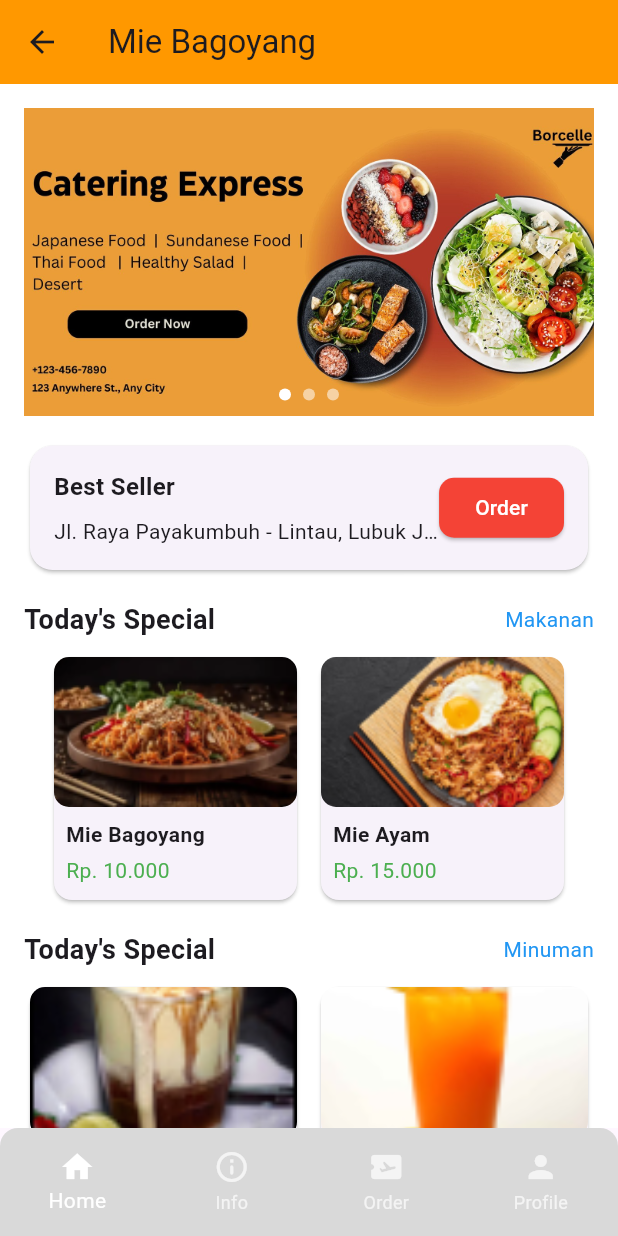
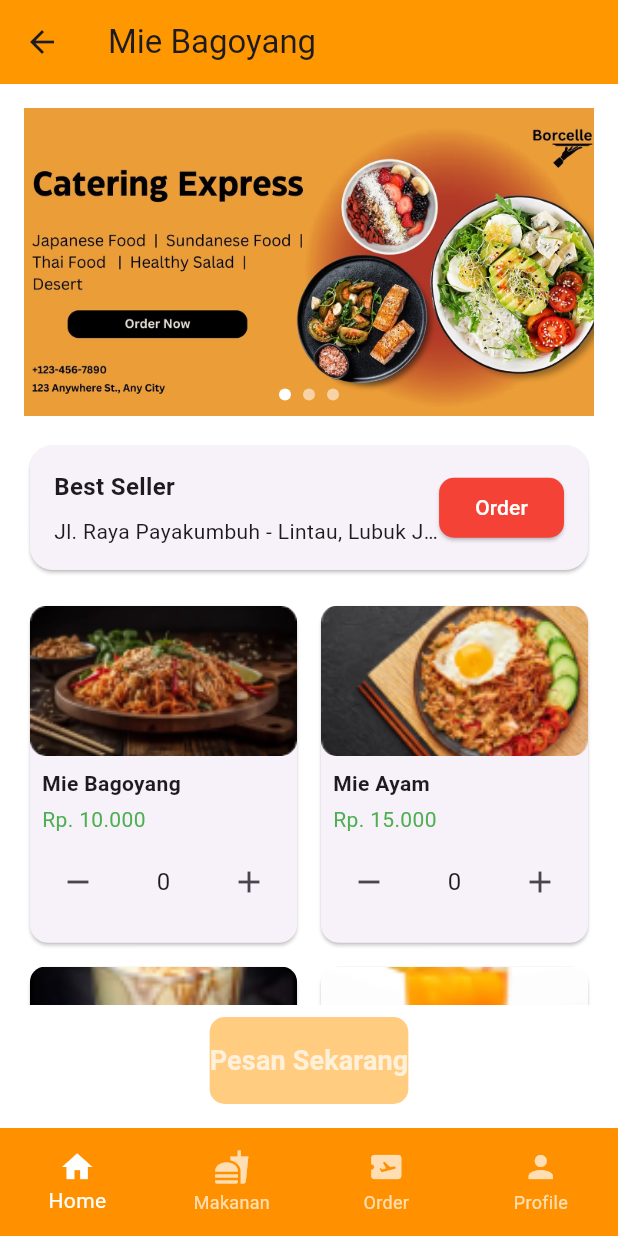
Before and after one commit to Andraelja/mie_bagoyang, a Flutter app: the MainNavigationView screen opened by its route, on a phone screen of 412 x 824 dp. Run offline on Flutter 3.47's test engine with Material 3 defaults, Android fonts, the phone set to English and light mode, and no system bars; our stand-ins replace get.

Commit message:
tampilan done

```diff
--- a/lib/app/modules/home/controllers/home_controller.dart
+++ b/lib/app/modules/home/controllers/home_controller.dart
@@ -2,10 +2,16 @@ import 'package:flutter/material.dart';
 import 'package:get/get.dart';
 
 class HomeController extends GetxController {
+  // PageView controller
   final PageController pageController = PageController();
   final RxInt currentPage = 0.obs;
+  final int totalPages = 3; // Jumlah total halaman banner yang dinamis
 
-  final int totalPages = 3; // Jumlah total halaman yang dinamis
+  // Daftar jumlah barang untuk setiap item menu
+  final RxList<int> itemCounts = List<int>.generate(4, (index) => 0).obs;
+
+  // Hitung total barang yang dipilih
+  int get totalItems => itemCounts.reduce((a, b) => a + b);
 
   @override
   void onInit() {
@@ -13,7 +19,7 @@ class HomeController extends GetxController {
     _startAutoSlide();
   }
 
-
+  // Fungsi auto-slide untuk banner
   void _startAutoSlide() {
     Future.delayed(const Duration(seconds: 3), _autoSlide);
   }
@@ -45,4 +51,16 @@ class HomeController extends GetxController {
     pageController.dispose(); // Membersihkan resource
     super.onClose();
   }
+
+  // Fungsi untuk menambah jumlah item
+  void incrementItem(int index) {
+    itemCounts[index]++;
+  }
+
+  // Fungsi untuk mengurangi jumlah item
+  void decrementItem(int index) {
+    if (itemCounts[index] > 0) {
+      itemCounts[index]--;
+    }
+  }
 }
--- a/lib/app/modules/home/views/home_view.dart
+++ b/lib/app/modules/home/views/home_view.dart
@@ -13,7 +13,10 @@ class HomeView extends GetView<HomeController> {
         title: const Text('Mie Bagoyang'),
         backgroundColor: Colors.orange,
       ),
-      body: SingleChildScrollView(
+      body: Column(
+        children: [
+          Expanded(
+            child: SingleChildScrollView(
               child: Column(
                 crossAxisAlignment: CrossAxisAlignment.start,
                 children: [
@@ -57,14 +60,15 @@ class HomeView extends GetView<HomeController> {
                               return Row(
                                 mainAxisAlignment: MainAxisAlignment.center,
                                 children: List.generate(
-                            3, // Jumlah banner
+                                  3,
                                   (index) => Container(
-                              margin:
-                                  const EdgeInsets.symmetric(horizontal: 4),
+                                    margin: const EdgeInsets.symmetric(
+                                        horizontal: 4),
                                     width: 8,
                                     height: 8,
                                     decoration: BoxDecoration(
-                                color: controller.currentPage.value == index
+                                      color:
+                                          controller.currentPage.value == index
                                               ? Colors.white
                                               : Colors.white54,
                                       shape: BoxShape.circle,
@@ -84,48 +88,19 @@ class HomeView extends GetView<HomeController> {
 
                   const SizedBox(height: 16),
 
-            // Today's Special - Makanan
-            _buildSpecialSection('Makanan', '/order'),
-
-            const SizedBox(height: 16),
-
-            // Today's Special - Minuman
+                  // Grid Items
                   Padding(
                     padding: const EdgeInsets.symmetric(horizontal: 16.0),
-              child: Row(
-                mainAxisAlignment: MainAxisAlignment.spaceBetween,
-                children: [
-                  const Text(
-                    'Today\'s Special',
-                    style: TextStyle(
-                      fontWeight: FontWeight.bold,
-                      fontSize: 18,
-                    ),
-                  ),
-                  GestureDetector(
-                    onTap: () {
-                      // Navigasi ke halaman lain
-                      Get.toNamed(
-                          '/order-minuman'); // Ganti '/makanan' dengan rute tujuan Anda
-                    },
-                    child: const Text(
-                      'Minuman',
-                      style: TextStyle(
-                        color: Colors.blue, // Warna teks
-                        fontSize: 14,
-                        decoration:
-                            TextDecoration.none, // Tambahkan garis bawah
-                      ),
-                    ),
+                    child: _buildSpecialGrid(),
                   ),
                 ],
               ),
             ),
-            const SizedBox(height: 8),
-            _buildSpecialGrid('Minuman'),
-            _buildSpecialSection('Minuman', '/order_minuman'),
+          ),
+
+          // Pesan Sekarang Button
+          _buildPesanSekarangButton(),
         ],
-        ),
       ),
     );
   }
@@ -181,67 +156,31 @@ class HomeView extends GetView<HomeController> {
     );
   }
 
-  Widget _buildSpecialSection(String type, String route) {
-    return Padding(
-      padding: const EdgeInsets.symmetric(horizontal: 16.0),
-      child: Column(
-        children: [
-          Row(
-            mainAxisAlignment: MainAxisAlignment.spaceBetween,
-            children: [
-              Text(
-                'Today\'s Special',
-                style: const TextStyle(
-                  fontWeight: FontWeight.bold,
-                  fontSize: 18,
-                ),
-              ),
-              GestureDetector(
-                onTap: () => Get.toNamed(route),
-                child: Text(
-                  type,
-                  style: const TextStyle(
-                    color: Colors.blue,
-                    fontSize: 14,
-                  ),
-                ),
-              ),
-            ],
-          ),
-          const SizedBox(height: 8),
-          _buildSpecialGrid(type),
-        ],
-      ),
-    );
-  }
-
-  Widget _buildSpecialGrid(String type) {
-    List<Map<String, String>> items = (type == 'Makanan')
-        ? [
+  Widget _buildSpecialGrid() {
+    List<Map<String, String>> items = [
       {
         'name': 'Mie Bagoyang',
         'price': 'Rp. 10.000',
         'image': 'mie_spesial.png'
       },
       {'name': 'Mie Ayam', 'price': 'Rp. 15.000', 'image': 'nasgor.png'},
-          ]
-        : [
-            {
-              'name': 'Es Teh Manis',
-              'price': 'Rp. 5.000',
-              'image': 'teh_telur.png'
-            },
+      {'name': 'Es Teh Manis', 'price': 'Rp. 5.000', 'image': 'teh_telur.png'},
       {'name': 'Es Jeruk', 'price': 'Rp. 7.000', 'image': 'es_jeruk.png'},
     ];
 
-    return Padding(
-      padding: const EdgeInsets.symmetric(horizontal: 16.0),
-      child: GridView.count(
+    return GridView.builder(
       shrinkWrap: true,
+      physics: const NeverScrollableScrollPhysics(),
+      itemCount: items.length,
+      gridDelegate: const SliverGridDelegateWithFixedCrossAxisCount(
         crossAxisCount: 2,
         crossAxisSpacing: 8,
         mainAxisSpacing: 8,
-        children: items.map((item) {
+        childAspectRatio: 0.8,
+      ),
+      itemBuilder: (context, index) {
+        final item = items[index];
+
         return Card(
           child: Column(
             crossAxisAlignment: CrossAxisAlignment.start,
@@ -270,14 +209,80 @@ class HomeView extends GetView<HomeController> {
                       item['price']!,
                       style: const TextStyle(color: Colors.green),
                     ),
+                    const SizedBox(height: 8),
+                    Row(
+                      mainAxisAlignment: MainAxisAlignment.spaceBetween,
+                      children: [
+                        IconButton(
+                          icon: const Icon(Icons.remove),
+                          onPressed: () {
+                            controller.decrementItem(index);
+                          },
+                        ),
+                        Obx(() {
+                          return Text(
+                            '${controller.itemCounts[index]}',
+                            style: const TextStyle(fontSize: 16),
+                          );
+                        }),
+                        IconButton(
+                          icon: const Icon(Icons.add),
+                          onPressed: () {
+                            controller.incrementItem(index);
+                          },
+                        ),
+                      ],
+                    ),
                   ],
                 ),
               ),
             ],
           ),
         );
-        }).toList(),
+      },
+    );
+  }
+
+  Widget _buildPesanSekarangButton() {
+    return Obx(() {
+      return Container(
+        padding: const EdgeInsets.fromLTRB(
+            16, 8, 16, 16), // Padding di sekitar tombol
+        decoration: const BoxDecoration(
+          color: Colors.white, // Latar belakang putih agar tombol menonjol
+        ),
+        child: ElevatedButton(
+          onPressed: controller.totalItems > 0
+              ? () {
+                  Get.snackbar(
+                    'Pesanan Anda',
+                    'Total barang yang dipesan: ${controller.totalItems}',
+                    snackPosition: SnackPosition.BOTTOM,
+                  );
+                }
+              : null,
+          style: ElevatedButton.styleFrom(
+            backgroundColor: controller.totalItems > 0
+                ? Colors.orange // Warna tombol oranye saat aktif
+                : Colors
+                    .orange.shade200, // Warna lebih terang saat tombol nonaktif
+            disabledBackgroundColor: Colors.orange.shade200,
+            padding: const EdgeInsets.symmetric(vertical: 16.0),
+            shape: RoundedRectangleBorder(
+              borderRadius: BorderRadius.circular(10),
+            ),
+            elevation: 4, // Memberikan efek bayangan pada tombol
+          ),
+          child: Text(
+            'Pesan Sekarang',
+            style: TextStyle(
+              fontSize: 18,
+              color: controller.totalItems > 0 ? Colors.white : Colors.white70,
+              fontWeight: FontWeight.bold,
+            ),
+          ),
         ),
       );
+    });
   }
 }
--- a/lib/app/modules/main_navigation/views/main_navigation_view.dart
+++ b/lib/app/modules/main_navigation/views/main_navigation_view.dart
@@ -49,8 +49,8 @@ class MainNavigationView extends GetView<MainNavigationController> {
                 label: 'Home',
               ),
               BottomNavigationBarItem(
-                icon: Icon(Icons.info_outline_rounded),
-                label: 'Info',
+                icon: Icon(Icons.fastfood), // Ganti ikon dengan ikon makanan
+                label: 'Makanan', // Ganti label menjadi "Makanan"
               ),
               BottomNavigationBarItem(
                 icon: Icon(Icons.airplane_ticket_rounded),
@@ -64,7 +64,7 @@ class MainNavigationView extends GetView<MainNavigationController> {
             selectedItemColor: Colors.white,
             unselectedItemColor: Colors.white70,
             type: BottomNavigationBarType.fixed,
-            backgroundColor: Colors.transparent,
+            backgroundColor: primary,
             elevation: 0,
           ),
         ),
```
Lines whose indentation alone changed are shown as unchanged.
